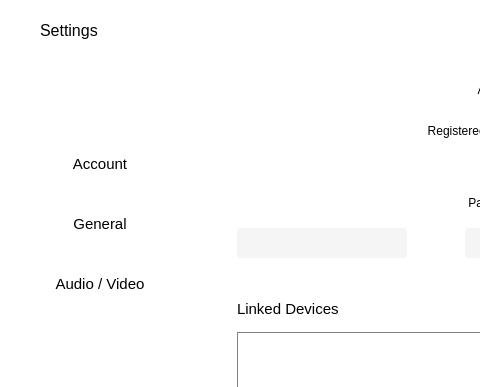
Qt form settingswidget.ui (savoirfairelinux/jami-client-windows) before a commit; both pictures show x 0 to 480 and y 0 to 387 of the 896 by 682 pixel window.
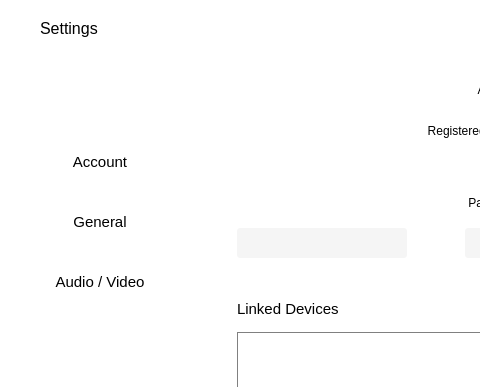
The same form after that commit. The open tabs and pages were chosen to show the change. Icons and pictures are not drawn. Custom widgets are drawn as their Qt base class.

The edit to the form file:
```diff
--- a/settingswidget.ui
+++ b/settingswidget.ui
@@ -106,7 +106,7 @@
            <property name="sizeHint" stdset="0">
             <size>
              <width>20</width>
-             <height>15</height>
+             <height>13</height>
             </size>
            </property>
           </spacer>
```
Left out of the diff: 4 changed lines with no effect on the pictures.
